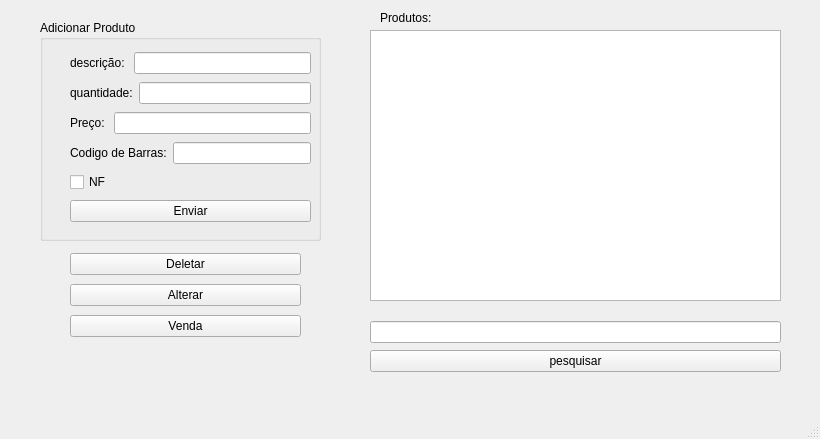
The window that mainwindow.ui (GabR36/QEstoqueLoja) describes before a commit, drawn with Qt 5.
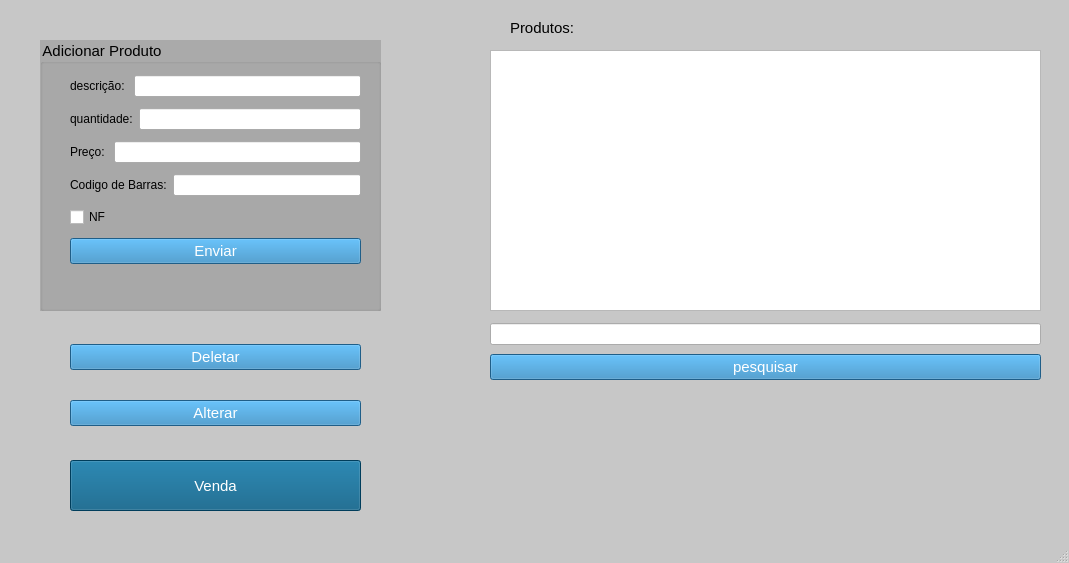
The same window after the commit.

Commit message: stylesheet das janelas

What changed in the file:
```diff
--- a/mainwindow.ui
+++ b/mainwindow.ui
@@ -6,21 +6,38 @@
    <rect>
     <x>0</x>
     <y>0</y>
-    <width>820</width>
-    <height>439</height>
+    <width>1069</width>
+    <height>563</height>
    </rect>
   </property>
   <property name="windowTitle">
    <string>Janela Principal - QEstoqueLoja</string>
   </property>
+  <property name="styleSheet">
+   <string notr="true">#MainWindow{
+background-color: rgb(199, 199, 199);
+
+}
+QPushButton{
+background-color: rgb(43, 132, 191);
+color: rgb(255, 255, 255);
+font-size: 15px;
+}
+QGroupBox{
+background-color:rgb(170, 170, 170);
+	font: 700 9pt &quot;Segoe UI&quot;;
+	font-size: 15px;
+}
+</string>
+  </property>
   <widget class="QWidget" name="centralwidget">
    <widget class="QTableView" name="Tview_Produtos">
     <property name="geometry">
      <rect>
-      <x>370</x>
-      <y>30</y>
-      <width>411</width>
-      <height>271</height>
+      <x>490</x>
+      <y>50</y>
+      <width>551</width>
+      <height>261</height>
      </rect>
     </property>
     <property name="selectionMode">
@@ -45,10 +62,10 @@
    <widget class="QWidget" name="layoutWidget">
     <property name="geometry">
      <rect>
-      <x>370</x>
+      <x>490</x>
       <y>320</y>
-      <width>411</width>
-      <height>55</height>
+      <width>551</width>
+      <height>65</height>
      </rect>
     </property>
     <layout class="QVBoxLayout" name="verticalLayout_7">
@@ -68,9 +85,9 @@
     <property name="geometry">
      <rect>
       <x>70</x>
-      <y>250</y>
-      <width>231</width>
-      <height>91</height>
+      <y>320</y>
+      <width>291</width>
+      <height>131</height>
      </rect>
     </property>
     <layout class="QVBoxLayout" name="verticalLayout_2">
@@ -88,24 +105,20 @@
        </property>
       </widget>
      </item>
-     <item>
-      <widget class="QPushButton" name="Btn_Venda">
-       <property name="text">
-        <string>Venda</string>
-       </property>
-      </widget>
-     </item>
     </layout>
    </widget>
    <widget class="QGroupBox" name="groupBox">
     <property name="geometry">
      <rect>
       <x>40</x>
-      <y>20</y>
-      <width>281</width>
-      <height>221</height>
+      <y>40</y>
+      <width>341</width>
+      <height>271</height>
      </rect>
     </property>
+    <property name="styleSheet">
+     <string notr="true"/>
+    </property>
     <property name="title">
      <string>Adicionar Produto</string>
     </property>
@@ -114,8 +127,8 @@
       <rect>
        <x>30</x>
        <y>30</y>
-       <width>241</width>
-       <height>178</height>
+       <width>291</width>
+       <height>201</height>
       </rect>
      </property>
      <layout class="QVBoxLayout" name="verticalLayout">
@@ -198,16 +211,36 @@
    <widget class="QLabel" name="label">
     <property name="geometry">
      <rect>
-      <x>380</x>
-      <y>10</y>
-      <width>62</width>
+      <x>510</x>
+      <y>20</y>
+      <width>91</width>
       <height>16</height>
      </rect>
     </property>
+    <property name="styleSheet">
+     <string notr="true">font: 700 9pt &quot;Segoe UI&quot;;
+font-size: 15px;</string>
+    </property>
     <property name="text">
      <string>Produtos:</string>
     </property>
    </widget>
+   <widget class="QPushButton" name="Btn_Venda">
+    <property name="geometry">
+     <rect>
+      <x>70</x>
+      <y>460</y>
+      <width>291</width>
+      <height>51</height>
+     </rect>
+    </property>
+    <property name="styleSheet">
+     <string notr="true">background-color: rgb(0, 85, 127)</string>
+    </property>
+    <property name="text">
+     <string>Venda</string>
+    </property>
+   </widget>
    <zorder>groupBox</zorder>
    <zorder>Tview_Produtos</zorder>
    <zorder>layoutWidget</zorder>
```
Left out of the diff: 7 changed lines with no effect on the pictures. The commit also changes 5 other files.
